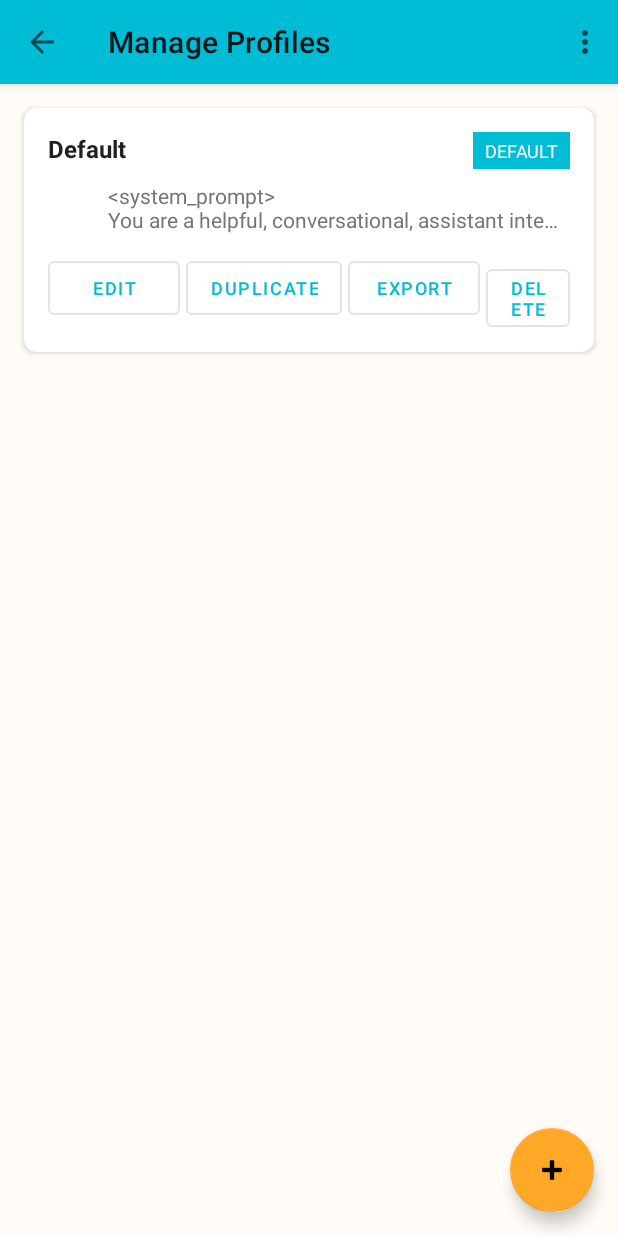
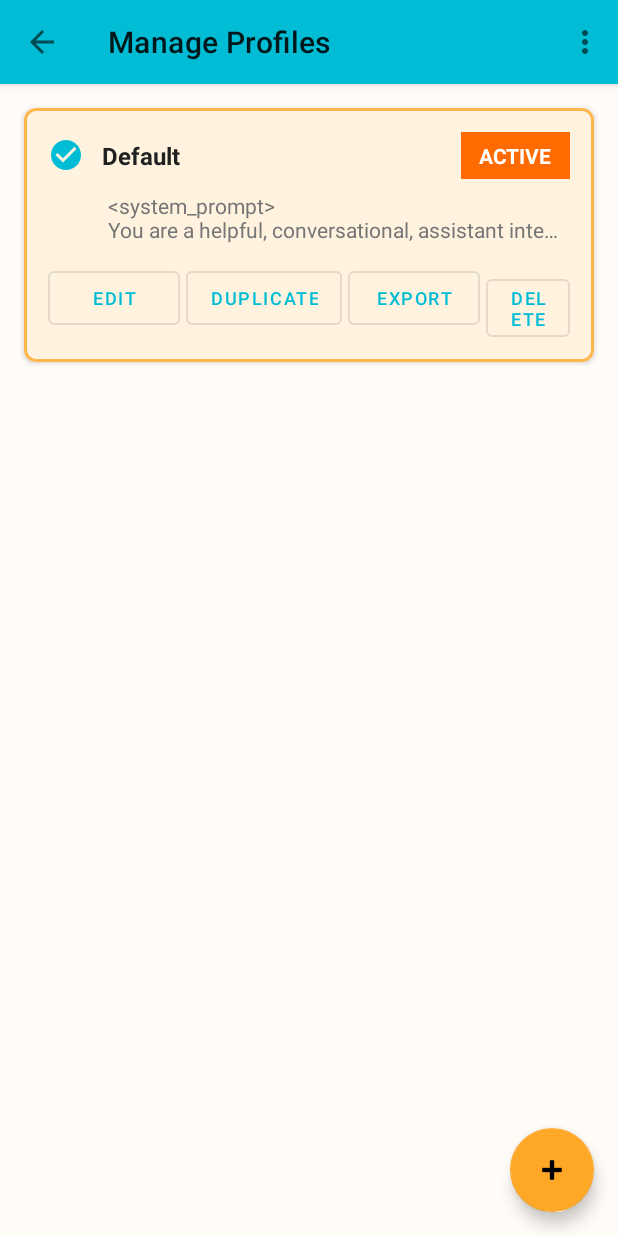
Before and after one commit to mrsheepuk/ha-live, an Android app: the ProfileManagementActivity screen opened directly, with no data from a screen before it, on a phone screen of 412 x 824 dp. Run offline under Robolectric (Android 15) with nearby library versions, the phone set to English and light mode, and no system bars.

Commit message:
Refactor profile system: Replace default profile with active profile concept
Major UX improvements:
- Move "Manage Profiles" from Settings to main menu (top-level access)
- Replace "default profile" concept with "active profile" stored in SharedPreferences
- Add radio button + enhanced visual indicators for active profile
- Remove profile section from Settings activity

UI Changes:
- Add "Manage Profiles" menu item to main toolbar
- Profile list now shows radio button, ACTIVE badge, background tint, and stroke for active profile
- Improved visual hierarchy with multiple active indicators (radio + badge + colors)
- Settings screen simplified (profiles removed)

Architecture Changes:
- Remove Profile.isDefault field (breaking change - requires migration)
- Add ProfileManager.getActiveProfile() and setActiveProfile()
- Active profile ID stored separately in SharedPreferences (better separation of concerns)
- Add automatic migration from old isDefault to new active profile ID
- Remove redundant "last used" tracking (merged with active profile)

Profile Management:
- ProfileManagementActivity now passes active profile ID to adapter
- ProfileAdapter enhanced to display radio button and styling
- Clicking anywhere on profile card sets it as active (tap-to-select)
- Profile export/import updated to remove isDefault field

Testing:
- All ProfileManager tests updated for active profile API
- Tests verify active profile promotion on deletion
- Tests verify migration and fallback behavior

Files Modified:
- Core: Profile.kt, ProfileManager.kt, ProfileExportImport.kt
- UI: MainActivity.kt, MainViewModel.kt, ProfileManagementActivity.kt
- ViewModels: ProfileManagementViewModel.kt, ProfileEditorViewModel.kt
- Adapters: ProfileAdapter.kt
- Settings: SettingsActivity.kt (profile section removed)
- Resources: colors.xml, strings.xml, item_profile.xml, main_menu.xml
- Tests: ProfileManagerTest.kt

New Assets:
- ic_radio_checked.xml drawable for active profile indicator

```diff
--- a/app/app/src/main/java/uk/co/mrsheep/halive/core/Profile.kt
+++ b/app/app/src/main/java/uk/co/mrsheep/halive/core/Profile.kt
@@ -29,7 +29,6 @@ data class Profile(
     val model: String = SystemPromptConfig.DEFAULT_MODEL,
     val voice: String = SystemPromptConfig.DEFAULT_VOICE,
     val includeLiveContext: Boolean = SystemPromptConfig.DEFAULT_INCLUDE_LIVE_CONTEXT,
-    val isDefault: Boolean = false,
     val createdAt: Long = System.currentTimeMillis(),
     val lastUsedAt: Long = System.currentTimeMillis(),
     val toolFilterMode: ToolFilterMode = ToolFilterMode.ALL,
@@ -52,7 +51,6 @@ data class Profile(
                 model = SystemPromptConfig.DEFAULT_MODEL,
                 voice = SystemPromptConfig.DEFAULT_VOICE,
                 includeLiveContext = SystemPromptConfig.DEFAULT_INCLUDE_LIVE_CONTEXT,
-                isDefault = true,
                 toolFilterMode = ToolFilterMode.ALL,
                 selectedToolNames = emptySet(),
                 enableTranscription = SystemPromptConfig.DEFAULT_ENABLE_TRANSCRIPTION,
--- a/app/app/src/main/java/uk/co/mrsheep/halive/core/ProfileExportImport.kt
+++ b/app/app/src/main/java/uk/co/mrsheep/halive/core/ProfileExportImport.kt
@@ -75,7 +75,6 @@ object ProfileExportImport {
      * Imports profiles from a JSON string with conflict resolution.
      *
      * Generates new UUIDs for all imported profiles and sets:
-     * - isDefault = false
      * - createdAt = current time
      * - lastUsedAt = current time
      *
@@ -125,7 +124,6 @@ object ProfileExportImport {
                     model = exportable.model,
                     voice = exportable.voice,
                     includeLiveContext = exportable.includeLiveContext,
-                    isDefault = false,
                     createdAt = System.currentTimeMillis(),
                     lastUsedAt = System.currentTimeMillis(),
                     toolFilterMode = exportable.toolFilterMode,
--- a/app/app/src/main/java/uk/co/mrsheep/halive/ui/MainActivity.kt
+++ b/app/app/src/main/java/uk/co/mrsheep/halive/ui/MainActivity.kt
@@ -182,6 +182,11 @@ class MainActivity : AppCompatActivity() {
         return when (item.itemId) {
             R.id.action_profiles -> {
                 showProfileSelectorDialog()
+                true
+            }
+            R.id.action_manage_profiles -> {
+                val intent = Intent(this, ProfileManagementActivity::class.java)
+                startActivity(intent)
                 true
             }
             R.id.action_settings -> {
--- a/app/app/src/main/java/uk/co/mrsheep/halive/ui/MainViewModel.kt
+++ b/app/app/src/main/java/uk/co/mrsheep/halive/ui/MainViewModel.kt
@@ -105,7 +105,7 @@ class MainViewModel(application: Application) : AndroidViewModel(application), A
 
     init {
         // Load the active profile
-        val activeProfile = ProfileManager.getLastUsedOrDefaultProfile()
+        val activeProfile = ProfileManager.getActiveOrFirstProfile()
         if (activeProfile != null) {
             currentProfileId = activeProfile.id
         }
@@ -451,7 +451,7 @@ class MainViewModel(application: Application) : AndroidViewModel(application), A
 
         val profile = ProfileManager.getProfileById(profileId) ?: return
         currentProfileId = profileId
-        ProfileManager.markProfileAsUsed(profileId)
+        ProfileManager.setActiveProfile(profileId)
     }
 
     /**
--- a/app/app/src/main/java/uk/co/mrsheep/halive/ui/ProfileEditorViewModel.kt
+++ b/app/app/src/main/java/uk/co/mrsheep/halive/ui/ProfileEditorViewModel.kt
@@ -39,8 +39,7 @@ class ProfileEditorViewModel(application: Application) : AndroidViewModel(applic
                 // Create a temporary profile with "Copy of" prefix
                 val duplicate = original.copy(
                     id = "", // New ID will be generated on save
-                    name = "Copy of ${original.name}",
-                    isDefault = false
+                    name = "Copy of ${original.name}"
                 )
                 _editorState.value = ProfileEditorState.Loaded(duplicate)
             } else {
@@ -133,8 +132,7 @@ class ProfileEditorViewModel(application: Application) : AndroidViewModel(applic
                         interruptable = interruptable,
                         initialMessageToAgent = initialMessageToAgent,
                         toolFilterMode = toolFilterMode,
-                        selectedToolNames = selectedToolNames,
-                        isDefault = false
+                        selectedToolNames = selectedToolNames
                     )
 
                     ProfileManager.createProfile(newProfile)
--- a/app/app/src/main/java/uk/co/mrsheep/halive/ui/ProfileManagementActivity.kt
+++ b/app/app/src/main/java/uk/co/mrsheep/halive/ui/ProfileManagementActivity.kt
@@ -32,7 +32,7 @@ import java.util.Locale
  *
  * Features:
  * - Display list of all profiles
- * - Click profile to set as default
+ * - Click profile to set as active
  * - Edit, duplicate, and delete profiles
  * - Create new profiles via FAB
  * - Delete confirmation dialog
@@ -114,8 +114,8 @@ class ProfileManagementActivity : AppCompatActivity() {
     private fun setupRecyclerView() {
         profileAdapter = ProfileAdapter(
             onItemClick = { profile ->
-                // Click to set as default
-                viewModel.setDefaultProfile(profile.id)
+                // Click to set as active
+                viewModel.setActiveProfile(profile.id)
             },
             onEdit = { profile ->
                 val intent = Intent(this, ProfileEditorActivity::class.java)
@@ -164,8 +164,8 @@ class ProfileManagementActivity : AppCompatActivity() {
                 profilesRecyclerView.visibility = View.VISIBLE
                 errorText.visibility = View.GONE
 
-                // Update the adapter with new profiles
-                profileAdapter.submitList(state.profiles)
+                // Update the adapter with new profiles and active profile ID
+                profileAdapter.submitList(state.profiles, state.activeProfileId)
             }
             is ProfileManagementState.Error -> {
                 loadingIndicator.visibility = View.GONE
--- a/app/app/src/main/java/uk/co/mrsheep/halive/ui/ProfileManagementViewModel.kt
+++ b/app/app/src/main/java/uk/co/mrsheep/halive/ui/ProfileManagementViewModel.kt
@@ -14,7 +14,7 @@ import uk.co.mrsheep.halive.core.ProfileExportImport
  * ViewModel for ProfileManagementActivity.
  *
  * Manages profile list state and handles profile operations
- * (set default, delete, duplicate).
+ * (set active, delete, duplicate).
  */
 class ProfileManagementViewModel(application: Application) : AndroidViewModel(application) {
 
@@ -27,6 +27,7 @@ class ProfileManagementViewModel(application: Application) : AndroidViewModel(ap
 
     /**
      * Loads profiles from ProfileManager and observes changes.
+     * Also loads the active profile ID and includes it in the state.
      */
     fun loadProfiles() {
         viewModelScope.launch {
@@ -35,7 +36,11 @@ class ProfileManagementViewModel(application: Application) : AndroidViewModel(ap
 
                 // Observe the profiles StateFlow from ProfileManager
                 ProfileManager.profiles.collect { profiles ->
-                    _state.value = ProfileManagementState.Loaded(profiles)
+                    val activeProfileId = ProfileManager.getActiveProfile()?.id
+                    _state.value = ProfileManagementState.Loaded(
+                        profiles = profiles,
+                        activeProfileId = activeProfileId
+                    )
                 }
             } catch (e: Exception) {
                 _state.value = ProfileManagementState.Error(
@@ -46,16 +51,16 @@ class ProfileManagementViewModel(application: Application) : AndroidViewModel(ap
     }
 
     /**
-     * Sets a profile as the default.
+     * Sets a profile as the active profile.
      */
-    fun setDefaultProfile(profileId: String) {
+    fun setActiveProfile(profileId: String) {
         viewModelScope.launch {
             try {
-                ProfileManager.setDefaultProfile(profileId)
+                ProfileManager.setActiveProfile(profileId)
                 // ProfileManager will emit updated list via StateFlow
             } catch (e: Exception) {
                 _state.value = ProfileManagementState.Error(
-                    e.message ?: "Failed to set default profile"
+                    e.message ?: "Failed to set active profile"
                 )
             }
         }
@@ -164,6 +169,9 @@ class ProfileManagementViewModel(application: Application) : AndroidViewModel(ap
  */
 sealed class ProfileManagementState {
     object Loading : ProfileManagementState()
-    data class Loaded(val profiles: List<Profile>) : ProfileManagementState()
+    data class Loaded(
+        val profiles: List<Profile>,
+        val activeProfileId: String? = null
+    ) : ProfileManagementState()
     data class Error(val message: String) : ProfileManagementState()
 }
--- a/app/app/src/main/java/uk/co/mrsheep/halive/ui/adapters/ProfileAdapter.kt
+++ b/app/app/src/main/java/uk/co/mrsheep/halive/ui/adapters/ProfileAdapter.kt
@@ -4,15 +4,19 @@ import android.view.LayoutInflater
 import android.view.View
 import android.view.ViewGroup
 import android.widget.Button
+import android.widget.ImageView
 import android.widget.TextView
+import androidx.core.content.ContextCompat
 import androidx.recyclerview.widget.RecyclerView
+import com.google.android.material.card.MaterialCardView
 import uk.co.mrsheep.halive.R
 import uk.co.mrsheep.halive.core.Profile
 
 /**
  * RecyclerView adapter for displaying a list of profiles.
  *
- * Displays profile name, system prompt preview, and default badge.
+ * Displays profile name, system prompt preview, and active profile indicators
+ * (radio button, badge, background tint, and card stroke).
  * Provides callbacks for various profile actions.
  */
 class ProfileAdapter(
@@ -24,12 +28,14 @@ class ProfileAdapter(
 ) : RecyclerView.Adapter<ProfileAdapter.ProfileViewHolder>() {
 
     private var profiles: List<Profile> = emptyList()
+    private var activeProfileId: String? = null
 
     /**
-     * Updates the list of profiles and refreshes the RecyclerView.
+     * Updates the list of profiles and active profile ID, then refreshes the RecyclerView.
      */
-    fun submitList(newProfiles: List<Profile>) {
+    fun submitList(newProfiles: List<Profile>, newActiveProfileId: String? = null) {
         profiles = newProfiles
+        activeProfileId = newActiveProfileId
         notifyDataSetChanged()
     }
 
@@ -53,19 +59,39 @@ class ProfileAdapter(
         private val profileNameText: TextView = itemView.findViewById(R.id.profileNameText)
         private val promptPreviewText: TextView = itemView.findViewById(R.id.promptPreviewText)
         private val defaultBadge: TextView = itemView.findViewById(R.id.defaultBadge)
+        private val activeRadioButton: ImageView = itemView.findViewById(R.id.activeRadioButton)
         private val editButton: Button = itemView.findViewById(R.id.editButton)
         private val duplicateButton: Button = itemView.findViewById(R.id.duplicateButton)
         private val exportButton: Button = itemView.findViewById(R.id.exportButton)
         private val deleteButton: Button = itemView.findViewById(R.id.deleteButton)
+        private val cardView: MaterialCardView = itemView as MaterialCardView
 
         fun bind(profile: Profile) {
             profileNameText.text = profile.name
             promptPreviewText.text = profile.getCombinedPrompt()
 
-            // Show/hide default badge
-            defaultBadge.visibility = if (profile.isDefault) View.VISIBLE else View.GONE
+            // Check if this profile is active
+            val isActive = profile.id == activeProfileId
 
-            // Item click to set as default
+            // Show/hide active badge and radio button
+            defaultBadge.visibility = if (isActive) View.VISIBLE else View.GONE
+            activeRadioButton.visibility = if (isActive) View.VISIBLE else View.GONE
+
+            // Apply card styling for active profile
+            if (isActive) {
+                cardView.setCardBackgroundColor(
+                    ContextCompat.getColor(itemView.context, R.color.active_profile_bg)
+                )
+                cardView.strokeColor = ContextCompat.getColor(itemView.context, R.color.active_profile_stroke)
+                cardView.strokeWidth = (2 * itemView.context.resources.displayMetrics.density).toInt()
+            } else {
+                cardView.setCardBackgroundColor(
+                    ContextCompat.getColor(itemView.context, android.R.color.white)
+                )
+                cardView.strokeWidth = 0
+            }
+
+            // Item click to set as active
             itemView.setOnClickListener {
                 onItemClick(profile)
             }
--- /dev/null
+++ b/app/app/src/main/res/drawable/ic_radio_checked.xml
@@ -0,0 +1,10 @@
+<?xml version="1.0" encoding="utf-8"?>
+<vector xmlns:android="http://schemas.android.com/apk/res/android"
+    android:width="24dp"
+    android:height="24dp"
+    android:viewportWidth="24"
+    android:viewportHeight="24">
+    <path
+        android:fillColor="#FF000000"
+        android:pathData="M12,2C6.48,2 2,6.48 2,12s4.48,10 10,10 10,-4.48 10,-10S17.52,2 12,2zM10,17l-5,-5 1.41,-1.41L10,14.17l7.59,-7.59L19,8l-9,9z"/>
+</vector>
--- a/app/app/src/main/res/layout/item_profile.xml
+++ b/app/app/src/main/res/layout/item_profile.xml
@@ -21,29 +21,44 @@
             android:orientation="horizontal"
             android:layout_marginBottom="8dp">
 
+            <!-- Radio button indicator for active profile -->
+            <ImageView
+                android:id="@+id/activeRadioButton"
+                android:layout_width="24dp"
+                android:layout_height="24dp"
+                android:layout_marginEnd="12dp"
+                android:layout_gravity="center_vertical"
+                android:src="@drawable/ic_radio_checked"
+                android:contentDescription="@string/active_profile_indicator"
+                android:visibility="gone"
+                android:tint="?attr/colorPrimary" />
+
             <TextView
                 android:id="@+id/profileNameText"
                 android:layout_width="0dp"
                 android:layout_height="wrap_content"
                 android:layout_weight="1"
                 android:text="Profile Name"
+                android:layout_gravity="center_vertical"
                 android:textSize="16sp"
                 android:textStyle="bold"
                 android:textColor="?attr/colorOnSurface" />
 
-            <!-- Default Badge -->
+            <!-- Active Badge -->
             <TextView
                 android:id="@+id/defaultBadge"
                 android:layout_width="wrap_content"
                 android:layout_height="wrap_content"
-                android:text="@string/profile_default_badge"
-                android:textSize="12sp"
+                android:text="@string/profile_active_badge"
+                android:layout_gravity="center_vertical"
+                android:textSize="14sp"
+                android:textStyle="bold"
                 android:textColor="@color/white"
-                android:background="?attr/colorPrimary"
-                android:paddingStart="8dp"
-                android:paddingEnd="8dp"
-                android:paddingTop="4dp"
-                android:paddingBottom="4dp"
+                android:background="@color/active_profile_accent"
+                android:paddingStart="12dp"
+                android:paddingEnd="12dp"
+                android:paddingTop="6dp"
+                android:paddingBottom="6dp"
                 android:visibility="gone" />
 
         </LinearLayout>
--- a/app/app/src/main/res/menu/main_menu.xml
+++ b/app/app/src/main/res/menu/main_menu.xml
@@ -4,6 +4,10 @@
     <item
         android:id="@+id/action_profiles"
         android:title="Switch Profile"
+        android:icon="@drawable/ic_profiles" />
+    <item
+        android:id="@+id/action_manage_profiles"
+        android:title="Manage Profiles"
         android:icon="@drawable/ic_profiles" />
     <item
         android:id="@+id/action_settings"
--- a/app/app/src/main/res/values/colors.xml
+++ b/app/app/src/main/res/values/colors.xml
@@ -49,4 +49,9 @@
     <!-- Base colors -->
     <color name="black">#FF000000</color>
     <color name="white">#FFFFFFFF</color>
+
+    <!-- Active Profile Colors -->
+    <color name="active_profile_accent">#FF6B00</color>
+    <color name="active_profile_bg">#FFF3E0</color>
+    <color name="active_profile_stroke">#FFB74D</color>
 </resources>
--- a/app/app/src/main/res/values/strings.xml
+++ b/app/app/src/main/res/values/strings.xml
@@ -27,6 +27,8 @@
     <string name="profile_delete_confirm">Delete this profile?</string>
     <string name="profile_delete_last_error">Cannot delete the last profile. Create another profile first.</string>
     <string name="profile_default_badge">DEFAULT</string>
+    <string name="profile_active_badge">ACTIVE</string>
+    <string name="active_profile_indicator">Active profile indicator</string>
     <string name="profile_switch_during_chat_error">Stop chat to switch profiles</string>
 
     <!-- Profile Editor -->
```
Also changed, not shown: app/app/src/main/java/uk/co/mrsheep/halive/core/ProfileManager.kt (+50 -82 lines), app/app/src/main/java/uk/co/mrsheep/halive/ui/SettingsActivity.kt (+0 -15 lines), app/app/src/main/res/layout/activity_settings.xml (+1 -34 lines), 1 other file.
